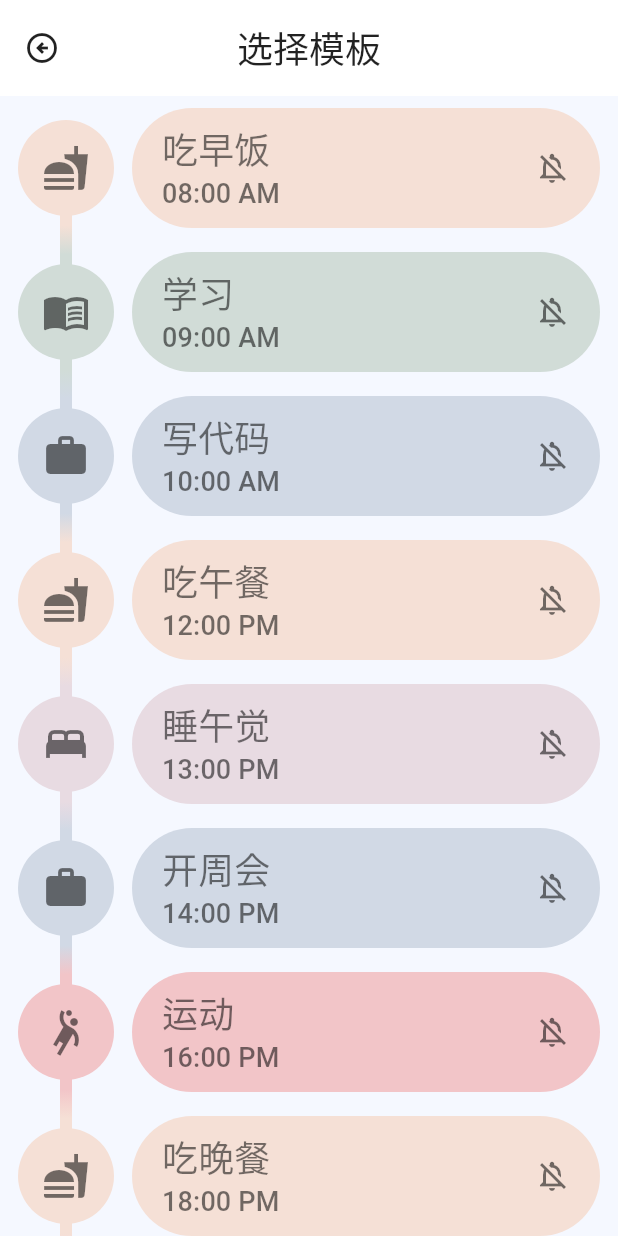
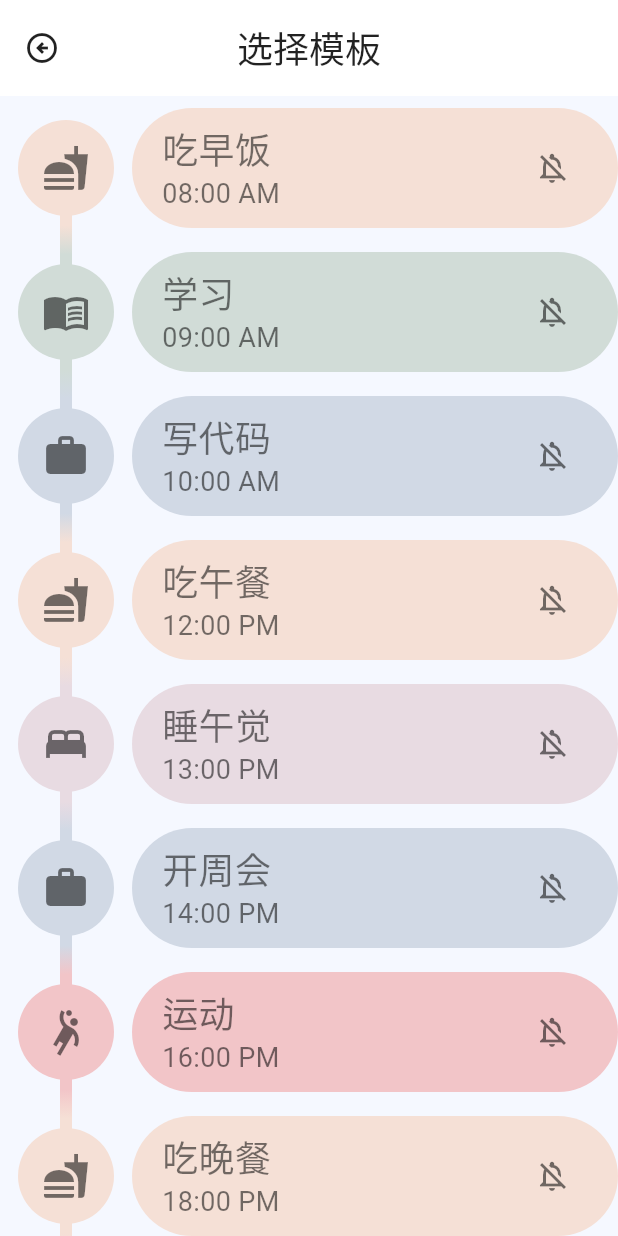
Before and after one commit to tro-lee/matter, a Flutter app: the screen it shows after launch, item 2 of the bottom bar chosen, after a tap on "点我选择模板", on a phone screen of 412 x 824 dp. Run offline on Flutter 3.47's test engine with Material 3 defaults, Android fonts, the phone set to English and light mode, and no system bars; our stand-ins replace animated_toggle_switch, custom_navigation_bar, easy_date_timeline, fl_chart, flutter_smart_dialog, jiffy and 1 more; missing offline and left inert: day_night_time_picker, flutter_material_color_picker; accounts and stored records are empty; Roboto replaces fonts that are missing (PingFang).

Commit message:
提取组件

```diff
--- a/lib/components/matter.dart
+++ b/lib/components/matter.dart
@@ -15,9 +15,14 @@ class Matter extends StatelessWidget {
   final bool showBottomLine;
   final Color? topLineColor;
   final Color? bottomLineColor;
+  final VoidCallback? onPressed;
 
-  const Matter(
-      {super.key,
+  // 预计算的文本样式
+  final TextStyle _nameStyle;
+  final TextStyle _timeStyle;
+
+  Matter({
+    super.key,
     required this.type,
     required this.color,
     required this.fontColor,
@@ -27,13 +32,25 @@ class Matter extends StatelessWidget {
     this.showTopLine = false,
     this.showBottomLine = false,
     this.topLineColor,
-      this.bottomLineColor});
+    this.bottomLineColor,
+    this.onPressed,
+  })  : _nameStyle = TextStyle(
+          color: fontColor,
+          fontSize: 24,
+        ),
+        _timeStyle = TextStyle(
+          fontSize: 18,
+          color: fontColor,
+        );
 
-  factory Matter.fromMatterModel(MatterModel model,
-      {bool showTopLine = false,
+  factory Matter.fromMatterModel(
+    MatterModel model, {
+    bool showTopLine = false,
     bool showBottomLine = false,
     Color? topLineColor,
-      Color? bottomLineColor}) {
+    Color? bottomLineColor,
+    VoidCallback? onPressed,
+  }) {
     return Matter(
       type: model.type,
       color: Color(model.color),
@@ -45,6 +62,7 @@ class Matter extends StatelessWidget {
       showBottomLine: showBottomLine,
       topLineColor: topLineColor,
       bottomLineColor: bottomLineColor,
+      onPressed: onPressed,
     );
   }
 
@@ -55,39 +73,14 @@ class Matter extends StatelessWidget {
       width: double.infinity,
       child: Row(
         children: [
-          line(
-            context: context,
-            icon: type.iconData,
-            backgroundColor: color,
-            fontColor: fontColor,
-            showTopLine: showTopLine,
-            showBottomLine: showBottomLine,
-            topLineColor: topLineColor,
-            bottomLineColor: bottomLineColor,
-          ),
-          content(
-              context: context,
-              templateName: name,
-              datetime: time,
-              levelIcon: levelIcon,
-              color: color,
-              fontColor: fontColor),
+          _buildLine(),
+          Expanded(child: _buildContent()),
         ],
       ),
     );
   }
 
-  /// 线
-  Widget line({
-    BuildContext? context,
-    required IconData icon,
-    required Color backgroundColor,
-    required Color fontColor,
-    required bool showTopLine,
-    required bool showBottomLine,
-    required Color? topLineColor,
-    required Color? bottomLineColor,
-  }) {
+  Widget _buildLine() {
     return Padding(
       padding: const EdgeInsets.symmetric(horizontal: 12),
       child: Stack(
@@ -97,74 +90,67 @@ class Matter extends StatelessWidget {
             height: double.infinity,
             child: Column(
               children: [
-                _buildLine(showTopLine, backgroundColor, topLineColor, true),
-                _buildLine(
-                    showBottomLine, backgroundColor, bottomLineColor, false),
+                _buildLineSegment(showTopLine, color, topLineColor, true),
+                _buildLineSegment(
+                    showBottomLine, color, bottomLineColor, false),
               ],
             ),
           ),
           Container(
             decoration: BoxDecoration(
-              color: backgroundColor,
+              color: color,
               shape: BoxShape.circle,
             ),
             width: 64,
             height: 64,
-            child: Icon(icon, size: 32, color: fontColor),
+            child: Icon(type.iconData, size: 32, color: fontColor),
           ),
         ],
       ),
     );
   }
 
-  Widget _buildLine(
+  Widget _buildLineSegment(
       bool showLine, Color backgroundColor, Color? lineColor, bool isTopLine) {
+    if (!showLine) return const Expanded(child: SizedBox.shrink());
     return Expanded(
       child: Container(
         width: 8,
         decoration: BoxDecoration(
-          gradient: showLine
-              ? LinearGradient(
-                  begin:
-                      isTopLine ? Alignment.bottomCenter : Alignment.topCenter,
+          gradient: LinearGradient(
+            begin: isTopLine ? Alignment.bottomCenter : Alignment.topCenter,
             end: isTopLine ? Alignment.topCenter : Alignment.bottomCenter,
             colors: [
               backgroundColor,
               backgroundColor,
-                    blendColors(
-                        lineColor ?? backgroundColor, backgroundColor, 0.5),
+              blendColors(lineColor ?? backgroundColor, backgroundColor, 0.5),
             ],
             stops: const [0.1, 0.8, 1.0],
-                )
-              : null,
+          ),
         ),
       ),
     );
   }
 
-  /// 内容
-  Widget content(
-      {required context,
-      required String templateName,
-      required DateTime? datetime,
-      required IconData levelIcon,
-      required Color color,
-      required Color fontColor}) {
-    var name = templateName.isEmpty ? "点我选择模板" : templateName;
-
-    String time = '00:00';
-    if (datetime != null) {
-      var timeJiffy = Jiffy.parseFromDateTime(datetime);
-      time = timeJiffy.format(pattern: "HH:mm a");
-    }
-
-    return Expanded(
+  Widget _buildContent() {
+    final formattedTime = _formatTime();
+    return Material(
+      color: color,
+      borderRadius: const BorderRadius.all(Radius.circular(120)),
+      child: InkWell(
+        onTap: onPressed == null
+            ? null
+            : () async {
+                // 等待一小段时间，让动画有机会显示
+                await Future.delayed(const Duration(milliseconds: 120));
+                onPressed?.call();
+              },
+        splashColor: Colors.white38,
+        highlightColor: Colors.white38,
+        borderRadius: BorderRadius.circular(120),
         child: Container(
-        margin: const EdgeInsets.fromLTRB(0, 8, 12, 8),
-        padding: const EdgeInsets.fromLTRB(20, 0, 20, 0),
-        decoration: BoxDecoration(
-            color: color,
-            borderRadius: const BorderRadius.all(Radius.circular(120))),
+          height: 64,
+          margin: const EdgeInsets.fromLTRB(20, 8, 32, 8),
           child: Row(
             mainAxisAlignment: MainAxisAlignment.spaceBetween,
             children: [
@@ -173,22 +159,19 @@ class Matter extends StatelessWidget {
                   mainAxisAlignment: MainAxisAlignment.center,
                   crossAxisAlignment: CrossAxisAlignment.start,
                   children: [
-                  Text(name,
+                    Text(
+                      name.isEmpty ? "点我选择模板" : name,
                       textScaler: const TextScaler.linear(1),
                       maxLines: 1,
                       overflow: TextOverflow.ellipsis,
-                      style: TextStyle(
-                        color: fontColor,
-                        fontSize: 24,
-                      )),
-                  time.isEmpty
-                      ? const SizedBox()
-                      : Text(time,
+                      style: _nameStyle,
+                    ),
+                    if (formattedTime.isNotEmpty)
+                      Text(
+                        formattedTime,
                         textScaler: const TextScaler.linear(1),
-                          style: TextStyle(
-                            fontSize: 18,
-                            color: fontColor,
-                          ))
+                        style: _timeStyle,
+                      )
                   ],
                 ),
               ),
@@ -200,6 +183,12 @@ class Matter extends StatelessWidget {
             ],
           ),
         ),
+      ),
     );
   }
+
+  String _formatTime() {
+    if (time == null) return '';
+    return Jiffy.parseFromDateTime(time!).format(pattern: "HH:mm a");
   }
+}
--- /dev/null
+++ b/lib/components/under_page.dart
@@ -0,0 +1,24 @@
+import 'package:buhuiwangshi/utils/colors.dart';
+import 'package:flutter/material.dart';
+
+/// 底部层
+class BottomLayer extends StatelessWidget {
+  final Widget child;
+  const BottomLayer({super.key, required this.child});
+
+  @override
+  Widget build(BuildContext context) {
+    return Container(
+      color: containerColor(context),
+      padding: const EdgeInsets.fromLTRB(16, 0, 16, 0),
+      width: double.infinity,
+      height: double.infinity,
+      alignment: Alignment.topLeft,
+      child: Container(
+        alignment: Alignment.bottomLeft,
+        height: 100,
+        child: child,
+      ),
+    );
+  }
+}
--- /dev/null
+++ b/lib/pages/details/page.dart
@@ -0,0 +1,16 @@
+import 'package:flutter/material.dart';
+
+class DetailsPage extends StatelessWidget {
+  final String matterId;
+
+  const DetailsPage({super.key, required this.matterId});
+
+  @override
+  Widget build(BuildContext context) {
+    return Scaffold(
+      appBar: AppBar(
+        title: Text(matterId),
+      ),
+    );
+  }
+}
--- a/lib/pages/feature/chart.dart
+++ b/lib/pages/feature/chart.dart
@@ -207,7 +207,6 @@ LineChartBarData _getLineChartBarData({
   return LineChartBarData(
       spots: spots,
       barWidth: 6,
-      isCurved: true,
       isStrokeCapRound: true,
       isStrokeJoinRound: true,
       color: color,
--- a/lib/pages/feature/page.dart
+++ b/lib/pages/feature/page.dart
@@ -1,3 +1,4 @@
+import 'package:buhuiwangshi/components/under_page.dart';
 import 'package:buhuiwangshi/pages/feature/buttons_area.dart';
 import 'package:buhuiwangshi/pages/feature/chart.dart';
 import 'package:buhuiwangshi/pages/feature/more_area.dart';
@@ -55,19 +56,10 @@ class UnderPage extends StatelessWidget {
 
   @override
   Widget build(BuildContext context) {
-    return Container(
-      color: containerColor(context),
-      padding: const EdgeInsets.fromLTRB(16, 0, 16, 0),
-      height: double.infinity,
-      width: double.infinity,
-      alignment: Alignment.topCenter,
-      child: Container(
-        alignment: Alignment.bottomLeft,
-        height: 100,
-        child: Text(
-          "👋 探索更多功能吧！~",
-          style: TextStyle(fontSize: 24, color: textColor(context)),
-        ),
+    return const BottomLayer(
+      child: Text(
+        "👋 探索更多功能吧！~",
+        style: TextStyle(fontSize: 24),
       ),
     );
   }
--- a/lib/pages/home/page.dart
+++ b/lib/pages/home/page.dart
@@ -1,5 +1,6 @@
 import 'dart:core';
 
+import 'package:buhuiwangshi/components/under_page.dart';
 import 'package:buhuiwangshi/pages/home/top_layer.dart';
 import 'package:buhuiwangshi/store/home_page_store.dart';
 import 'package:buhuiwangshi/utils/standard.dart';
@@ -7,27 +8,16 @@ import 'package:flutter/material.dart';
 import 'package:buhuiwangshi/utils/colors.dart';
 import 'package:buhuiwangshi/utils/date.dart';
 
-/// 底部层
 class UnderPage extends StatelessWidget {
   const UnderPage({super.key});
 
   @override
   Widget build(BuildContext context) {
-    return Container(
-      color: containerColor(context),
-      padding: const EdgeInsets.fromLTRB(16, 0, 16, 0),
-      width: double.infinity,
-      height: double.infinity,
-      alignment: Alignment.topLeft,
-      child: Container(
-        alignment: Alignment.bottomLeft,
-        height: 100,
+    return const BottomLayer(
         child: Text(
-          "你好",
-          style: TextStyle(fontSize: 24, color: primaryColor(context)),
-        ),
-      ),
-    );
+      "😊 不会忘事~",
+      style: TextStyle(fontSize: 24),
+    ));
   }
 }
 
--- a/lib/pages/home/top_layer.dart
+++ b/lib/pages/home/top_layer.dart
@@ -1,5 +1,7 @@
 import 'package:buhuiwangshi/components/matter.dart';
+import 'package:buhuiwangshi/pages/details/page.dart';
 import 'package:buhuiwangshi/store/home_page_store.dart';
+import 'package:buhuiwangshi/utils/animate_route.dart';
 import 'package:buhuiwangshi/utils/colors.dart';
 import 'package:flutter/material.dart';
 import 'package:provider/provider.dart';
@@ -38,7 +40,8 @@ class _TopLayerState extends State<TopLayer> {
                   padding: const EdgeInsets.only(top: 8),
                   itemCount: store.mattersList.length,
                   itemBuilder: (context, index) {
-                    return Matter.fromMatterModel(store.mattersList[index],
+                    return Matter.fromMatterModel(
+                      store.mattersList[index],
                       showTopLine: index != 0,
                       showBottomLine: index != store.mattersList.length - 1,
                       topLineColor: Color(index - 1 >= 0
@@ -47,7 +50,14 @@ class _TopLayerState extends State<TopLayer> {
                       bottomLineColor: Color(
                           index + 1 < store.mattersList.length
                               ? store.mattersList[index + 1].color
-                                : 0));
+                              : 0),
+                      onPressed: () {
+                        Navigator.of(context).push(animateRoute(
+                            direction: 'horizontal',
+                            child: DetailsPage(
+                                matterId: store.mattersList[index].id)));
+                      },
+                    );
                   },
                 );
               },
```
Lines whose indentation alone changed are shown as unchanged.
